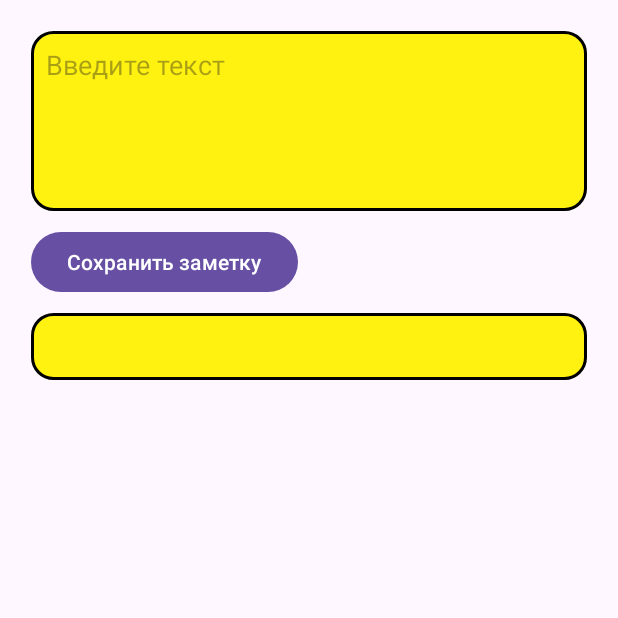
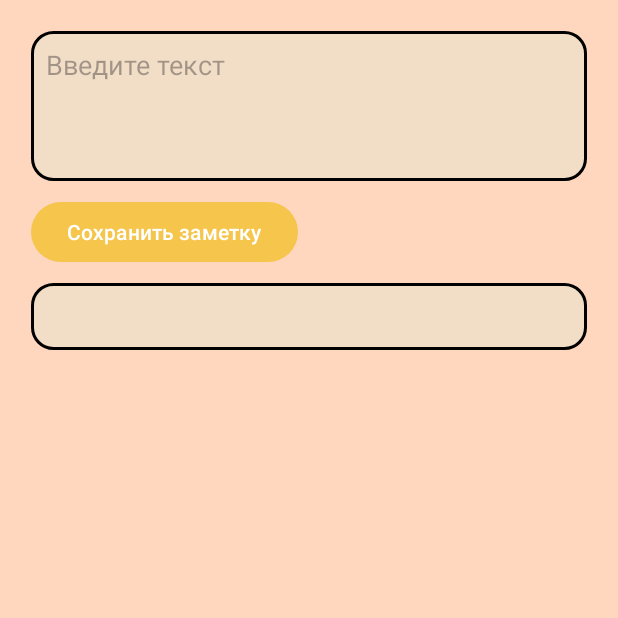
Before and after one commit to Oblachko8068/Android.Note, an Android app: the screen it shows after launch (MainActivity), on a phone screen of 412 x 824 dp, the top half of it. Run offline under Robolectric (Android 15) with nearby library versions, the phone set to English and light mode, and no system bars.

Commit message:
Налаживание внешнего вида

```diff
--- a/app/src/main/java/com/example/justnote/MainActivity.java
+++ b/app/src/main/java/com/example/justnote/MainActivity.java
@@ -37,7 +37,7 @@ public class MainActivity extends AppCompatActivity {
     protected void onPause(){
         super.onPause();
 
-        String name = nameBox.getText().toString();
+        String name = nameView.getText().toString();
         prefEditor = settings.edit();
         prefEditor.putString(PREF_NAME, name);
         prefEditor.apply();
--- a/app/src/main/res/drawable/edit_text_style.xml
+++ /dev/null
@@ -1,10 +0,0 @@
-<?xml version="1.0" encoding="utf-8"?>
-<shape xmlns:android="http://schemas.android.com/apk/res/android">
-    <solid android:color="#FFF110"/> <!-- Цвет фона -->
-    <stroke android:color="#000000" android:width="2dp"/>
-    <corners android:radius="@dimen/CornerRadius"/>
-    <padding android:bottom="@dimen/StandartPadding"/>
-    <padding android:top="@dimen/StandartPadding"/>
-    <padding android:right="@dimen/StandartPadding"/>
-    <padding android:left="@dimen/StandartPadding"/>
-</shape>
--- /dev/null
+++ b/app/src/main/res/drawable/text_background_style.xml
@@ -0,0 +1,10 @@
+<?xml version="1.0" encoding="utf-8"?>
+<shape xmlns:android="http://schemas.android.com/apk/res/android">
+    <solid android:color="@color/text_block_background"/>
+    <stroke android:color="@color/border_dark" android:width="2dp"/>
+    <corners android:radius="@dimen/сornerRadius"/>
+    <padding android:bottom="@dimen/defaultPadding"/>
+    <padding android:top="@dimen/defaultPadding"/>
+    <padding android:right="@dimen/defaultPadding"/>
+    <padding android:left="@dimen/defaultPadding"/>
+</shape>
--- a/app/src/main/res/layout/activity_main.xml
+++ b/app/src/main/res/layout/activity_main.xml
@@ -1,44 +1,32 @@
 <?xml version="1.0" encoding="utf-8"?>
 <androidx.constraintlayout.widget.ConstraintLayout
     xmlns:android="http://schemas.android.com/apk/res/android"
-    xmlns:app="http://schemas.android.com/apk/res-auto"
     xmlns:tools="http://schemas.android.com/tools"
     android:layout_width="match_parent"
-    android:layout_height="match_parent">
+    android:layout_height="match_parent"
+    android:background="@color/main_background">
     <LinearLayout
         android:layout_width="0dp"
         android:layout_height="0dp"
         android:orientation="vertical"
-        app:layout_constraintStart_toStartOf="parent"
-        app:layout_constraintEnd_toEndOf="parent"
-        app:layout_constraintTop_toTopOf="parent"
-        app:layout_constraintBottom_toBottomOf="parent"
-        app:layout_constraintWidth_percent="0.9"
-        app:layout_constraintHeight_percent="0.95">
+        style="@style/CenterElements"
+        tools:ignore="MissingConstraints">
 
-        <GridLayout
+        <EditText
+            android:id="@+id/nameBox"
             android:layout_width="match_parent"
             android:layout_height="wrap_content"
-            android:background="@drawable/edit_text_style"
-            android:minHeight="100dp">
-
-            <EditText
-                android:id="@+id/nameBox"
-                android:layout_width="match_parent"
-                android:layout_height="match_parent"
-                android:hint="Введите текст"
-                android:background="@null"
-                android:minHeight="100dp"
-                android:gravity="top"
-                android:inputType="textMultiLine" />
-        </GridLayout>
+            android:hint="Введите текст"
+            style="@style/TextStyle"
+            android:background="@drawable/text_background_style"
+            android:minHeight="100dp"
+            android:inputType="textMultiLine" />
 
         <View
             android:layout_width="match_parent"
-            android:layout_height="@dimen/StandartMargin"/>
+            android:layout_height="@dimen/defaultMargin"/>
 
         <Button
-            android:id="@+id/saveButton"
             android:layout_width="wrap_content"
             android:layout_height="wrap_content"
             android:text="Сохранить заметку"
@@ -46,18 +34,14 @@
 
         <View
             android:layout_width="match_parent"
-            android:layout_height="@dimen/StandartMargin"/>
+            android:layout_height="@dimen/defaultMargin"/>
 
-        <GridLayout
+        <TextView
+            android:id="@+id/nameView"
             android:layout_width="match_parent"
             android:layout_height="wrap_content"
-            android:background="@drawable/edit_text_style">
-            <TextView
-                android:id="@+id/nameView"
-                android:layout_width="match_parent"
-                android:layout_height="match_parent"
-                android:textSize="18sp"
-                android:gravity="top"/>
-        </GridLayout>
+            style="@style/TextStyle"
+            android:background="@drawable/text_background_style" />
+
     </LinearLayout>
 </androidx.constraintlayout.widget.ConstraintLayout>
--- a/app/src/main/res/values/colors.xml
+++ b/app/src/main/res/values/colors.xml
@@ -1,5 +1,16 @@
 <?xml version="1.0" encoding="utf-8"?>
 <resources>
-    <color name="black">#FF000000</color>
-    <color name="white">#FFFFFFFF</color>
+
+    <!-- Цвета бордеров -->
+    <color name="border_dark">#FF000000</color>
+
+    <!-- Цвета фонов -->
+    <color name="light_primary">#f5c54c</color>
+    <color name="main_background">#FFD7BF</color>
+    <color name="text_block_background">#F2DDC6</color>
+
+    <!-- Цвета текстов -->
+    <color name="text_default">#FF000000</color>
+    <color name="text_ligth">#FFFFFF</color>
+
 </resources>
--- a/app/src/main/res/values/dimens.xml
+++ b/app/src/main/res/values/dimens.xml
@@ -1,6 +1,7 @@
 <?xml version="1.0" encoding="utf-8"?>
 <resources>
-    <dimen name="CornerRadius">14dp</dimen>
-    <dimen name="StandartMargin">10dp</dimen>
-    <dimen name="StandartPadding">10dp</dimen>
+    <dimen name="сornerRadius">14dp</dimen>
+    <dimen name="defaultMargin">10dp</dimen>
+    <dimen name="defaultPadding">10dp</dimen>
+    <dimen name="defaultTextSize">18sp</dimen>
 </resources>
--- a/app/src/main/res/values/styles.xml
+++ b/app/src/main/res/values/styles.xml
@@ -1,6 +1,21 @@
 <?xml version="1.0" encoding="utf-8"?>
 <resources>
-    <style name="TextViewStyle">
 
+    <!-- Стиль для текста -->
+    <style name="TextStyle">
+        <item name="android:textColor">@color/text_default</item>
+        <item name="android:textSize">@dimen/defaultTextSize</item>
+        <item name="android:gravity">top</item>
     </style>
+
+    <!-- Стиль для расположения контейнера в центре внутри родительского контейнера -->
+    <style name="CenterElements">
+        <item name="layout_constraintStart_toStartOf">parent</item>
+        <item name="layout_constraintEnd_toEndOf">parent</item>
+        <item name="layout_constraintTop_toTopOf">parent</item>
+        <item name="layout_constraintBottom_toBottomOf">parent</item>
+        <item name="layout_constraintHeight_percent">0.95</item>
+        <item name="layout_constraintWidth_percent">0.9</item>
+    </style>
+
 </resources>
--- a/app/src/main/res/values/themes.xml
+++ b/app/src/main/res/values/themes.xml
@@ -1,9 +1,10 @@
 <resources xmlns:tools="http://schemas.android.com/tools">
-    <!-- Base application theme. -->
     <style name="Base.Theme.JustNote" parent="Theme.Material3.DayNight.NoActionBar">
         <!-- Customize your light theme here. -->
-        <!-- <item name="colorPrimary">@color/my_light_primary</item> -->
+        <item name="colorPrimary">@color/light_primary</item>
     </style>
 
-    <style name="Theme.JustNote" parent="Base.Theme.JustNote" />
+    <style name="Theme.JustNote" parent="Base.Theme.JustNote">
+
+    </style>
 </resources>
```
